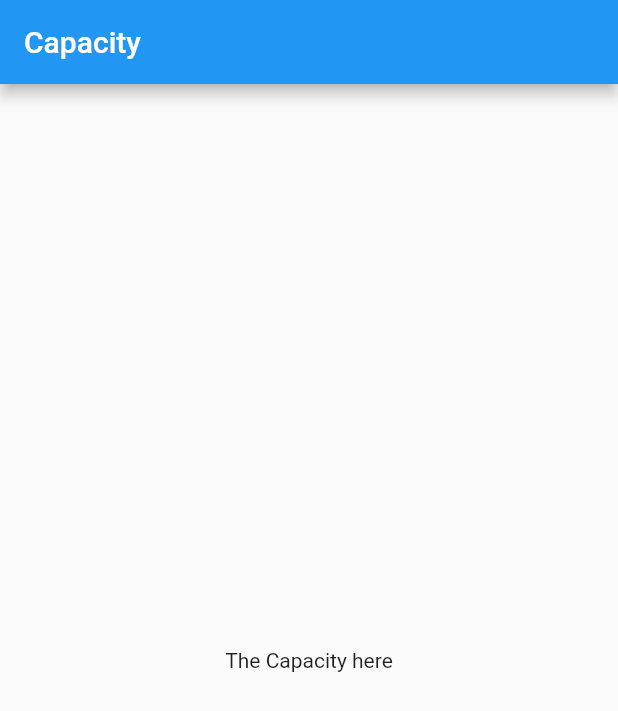
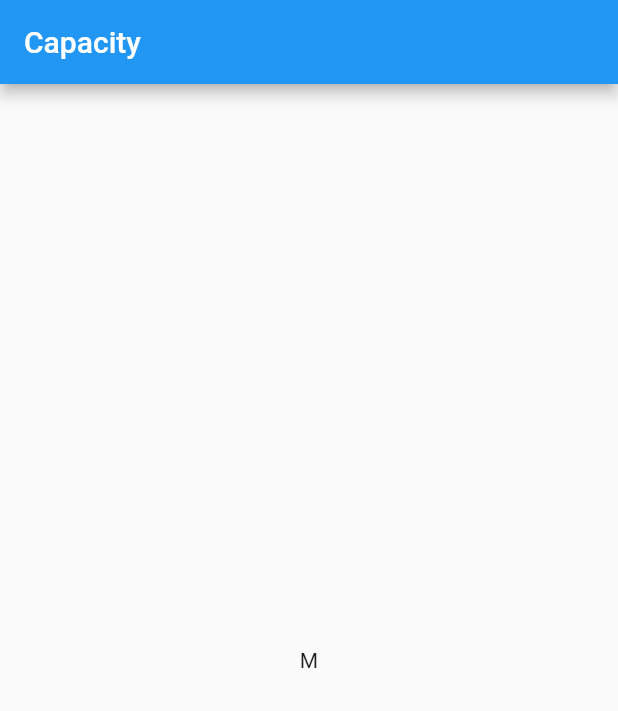
Before and after one commit to mobileappdevhm19/lust-LibraryUniversalSwissTool, a Flutter app: the screen it shows after launch, on a phone screen of 412 x 824 dp. Shown: the top 711 px of the screen. Run offline on Flutter 3.47's test engine with Material 2 defaults, Android fonts, the phone set to English and light mode, and no system bars.

Commit message:
title to a fix variable

```diff
--- a/lust/lib/widgets/capacity.dart
+++ b/lust/lib/widgets/capacity.dart
@@ -5,15 +5,19 @@ class CapacityWidget extends StatefulWidget {
   _CapacityWidgetState createState() => new _CapacityWidgetState();
 }
 
-class _CapacityWidgetState   extends State<CapacityWidget> {
+class _CapacityWidgetState extends State<CapacityWidget> {
+
+  final _title = "Capacity";
+
+
   @override
   Widget build(BuildContext context) {
     return Scaffold(
         appBar: AppBar(
-          title: Text('Capacity'),
+          title: Text(_title),
         ),
         body: Center(
-          child: Text('The Capacity here'),
+          child: Text('M'),
         ));
   } // build
 }
```
